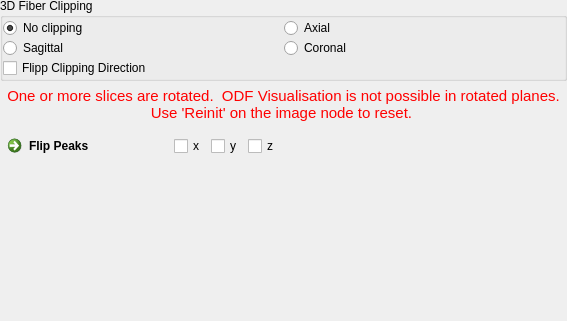
The window that Plugins/org.mitk.gui.qt.diffusionimaging/src/internal/QmitkControlVisualizationPropertiesViewControls.ui (MITK/MITK) describes before a commit, drawn with Qt 5; both pictures show x 0 to 567 and y 298 to 619 of the 567 by 619 pixel window.
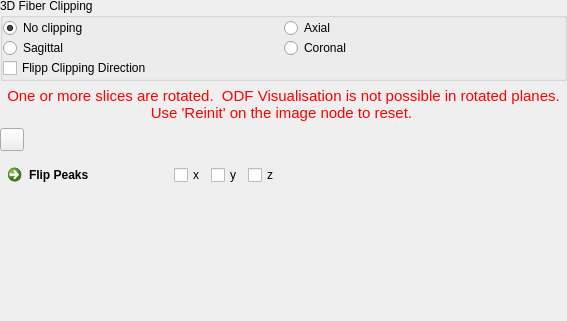
The same window after the commit. Icons and pictures are not drawn.

```diff
--- a/Plugins/org.mitk.gui.qt.diffusionimaging/src/internal/QmitkControlVisualizationPropertiesViewControls.ui
+++ b/Plugins/org.mitk.gui.qt.diffusionimaging/src/internal/QmitkControlVisualizationPropertiesViewControls.ui
@@ -851,7 +851,21 @@
       <property name="bottomMargin">
        <number>0</number>
       </property>
-      <item row="2" column="0">
+      <item row="2" column="4">
+       <widget class="QCheckBox" name="m_FlipPeaksZ">
+        <property name="text">
+         <string>z</string>
+        </property>
+       </widget>
+      </item>
+      <item row="2" column="2">
+       <widget class="QCheckBox" name="m_FlipPeaksX">
+        <property name="text">
+         <string>x</string>
+        </property>
+       </widget>
+      </item>
+      <item row="2" column="1">
        <widget class="QCommandLinkButton" name="m_FlipPeaksButton">
         <property name="sizePolicy">
          <sizepolicy hsizetype="Minimum" vsizetype="Preferred">
@@ -864,28 +878,7 @@
         </property>
        </widget>
       </item>
-      <item row="2" column="3">
-       <widget class="QCheckBox" name="m_FlipPeaksZ">
-        <property name="text">
-         <string>z</string>
-        </property>
-       </widget>
-      </item>
-      <item row="2" column="2">
-       <widget class="QCheckBox" name="m_FlipPeaksY">
-        <property name="text">
-         <string>y</string>
-        </property>
-       </widget>
-      </item>
-      <item row="2" column="1">
-       <widget class="QCheckBox" name="m_FlipPeaksX">
-        <property name="text">
-         <string>x</string>
-        </property>
-       </widget>
-      </item>
-      <item row="2" column="4">
+      <item row="2" column="5">
        <spacer name="horizontalSpacer_3">
         <property name="orientation">
          <enum>Qt::Horizontal</enum>
@@ -898,6 +891,27 @@
         </property>
        </spacer>
       </item>
+      <item row="2" column="3">
+       <widget class="QCheckBox" name="m_FlipPeaksY">
+        <property name="text">
+         <string>y</string>
+        </property>
+       </widget>
+      </item>
+      <item row="0" column="1">
+       <widget class="QToolButton" name="m_ResetColoring2">
+        <property name="toolTip">
+         <string>Reset to Default Coloring</string>
+        </property>
+        <property name="text">
+         <string/>
+        </property>
+        <property name="icon">
+         <iconset resource="../../resources/QmitkDiffusionImaging.qrc">
+          <normaloff>:/QmitkDiffusionImaging/reset.png</normaloff>:/QmitkDiffusionImaging/reset.png</iconset>
+        </property>
+       </widget>
+      </item>
      </layout>
     </widget>
    </item>
```
